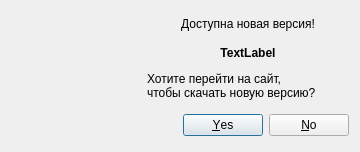
Old version of the form src/dialogupdate.ui in the repository Legotckoi/EColor.
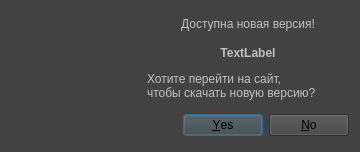
New version of the form. Icons and pictures are not drawn.

Commit message: Fix of color dinamyc stylesheet

Patch:
```diff
--- a/src/dialogupdate.ui
+++ b/src/dialogupdate.ui
@@ -19,6 +19,9 @@
   <property name="windowTitle">
    <string>Доступно обновление</string>
   </property>
+  <property name="styleSheet">
+   <string notr="true">background-color: rgb(66, 66, 66);</string>
+  </property>
   <layout class="QGridLayout" name="gridLayout">
    <item row="0" column="0" rowspan="4">
     <widget class="QLabel" name="label">
@@ -40,6 +43,9 @@
        <height>130</height>
       </size>
      </property>
+     <property name="styleSheet">
+      <string notr="true">color: rgb(192, 192, 192);</string>
+     </property>
      <property name="text">
       <string/>
      </property>
@@ -78,6 +84,9 @@
        <bold>true</bold>
       </font>
      </property>
+     <property name="styleSheet">
+      <string notr="true">color: rgb(192, 192, 192);</string>
+     </property>
      <property name="text">
       <string>TextLabel</string>
      </property>
@@ -97,6 +106,9 @@
        <verstretch>0</verstretch>
       </sizepolicy>
      </property>
+     <property name="styleSheet">
+      <string notr="true">color: rgb(192, 192, 192);</string>
+     </property>
      <property name="text">
       <string>&lt;html&gt;&lt;head/&gt;&lt;body&gt;&lt;p&gt;Хотите перейти на сайт, &lt;br/&gt;чтобы скачать новую версию?&lt;/p&gt;&lt;/body&gt;&lt;/html&gt;</string>
      </property>
@@ -113,6 +125,9 @@
        <verstretch>0</verstretch>
       </sizepolicy>
      </property>
+     <property name="styleSheet">
+      <string notr="true">color: rgb(192, 192, 192);</string>
+     </property>
      <property name="text">
       <string>Доступна новая версия!</string>
      </property>
```
The commit also changes 3 other files.
